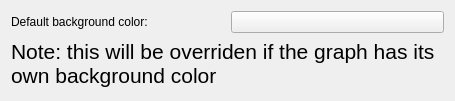
Qt form src/preferencesAppearance.ui (KDE/kgraphviewer) before a commit.
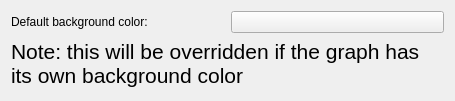
The same form after that commit. Custom widgets are drawn as their Qt base class.

Diff of the .ui file:
```diff
--- a/src/preferencesAppearance.ui
+++ b/src/preferencesAppearance.ui
@@ -72,7 +72,7 @@
       </font>
      </property>
      <property name="text">
-      <string>Note: this will be overriden if the graph has its own background color</string>
+      <string>Note: this will be overridden if the graph has its own background color</string>
      </property>
      <property name="wordWrap">
       <bool>true</bool>
```
